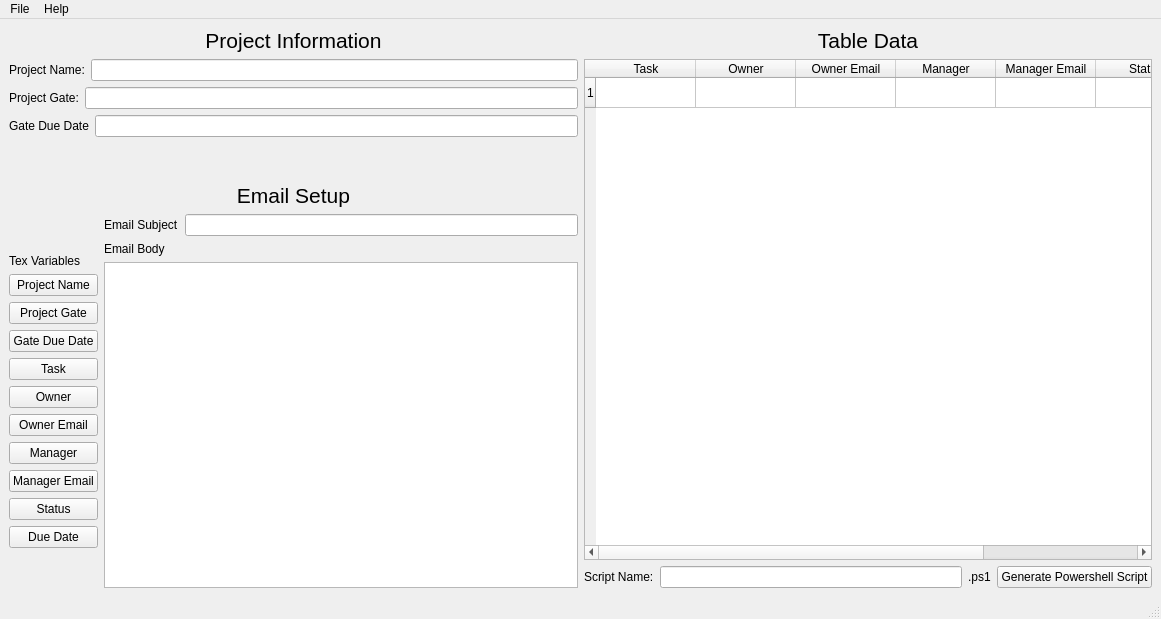
The window that PowerShell-Email-Generator/mainwindow.ui (fjpereny/PowerShell-Email-Generator) describes before a commit, drawn with Qt 5.
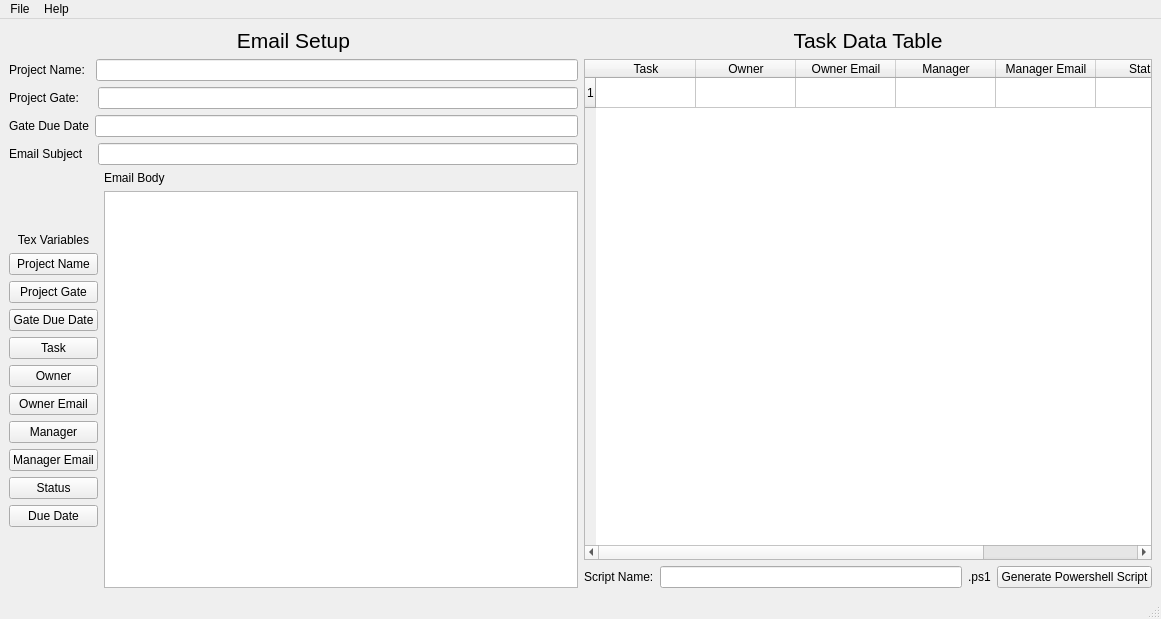
The same window after the commit.

Patch:
```diff
--- a/PowerShell-Email-Generator/mainwindow.ui
+++ b/PowerShell-Email-Generator/mainwindow.ui
@@ -18,8 +18,6 @@
     <item>
      <layout class="QVBoxLayout" name="verticalLayout_5">
       <item>
-       <layout class="QVBoxLayout" name="verticalLayout">
-        <item>
          <widget class="QLabel" name="label_11">
           <property name="font">
            <font>
@@ -27,15 +25,20 @@
            </font>
           </property>
           <property name="text">
-           <string>Project Information</string>
+         <string>Email Setup</string>
           </property>
           <property name="alignment">
            <set>Qt::AlignCenter</set>
           </property>
          </widget>
         </item>
+      <item>
+       <layout class="QVBoxLayout" name="verticalLayout">
         <item>
          <layout class="QHBoxLayout" name="horizontalLayout_2">
+          <property name="spacing">
+           <number>11</number>
+          </property>
           <item>
            <widget class="QLabel" name="label_3">
             <property name="text">
@@ -50,6 +53,9 @@
         </item>
         <item>
          <layout class="QHBoxLayout" name="horizontalLayout_3">
+          <property name="spacing">
+           <number>19</number>
+          </property>
           <item>
            <widget class="QLabel" name="label_4">
             <property name="text">
@@ -76,35 +82,24 @@
           </item>
          </layout>
         </item>
-       </layout>
-      </item>
       <item>
-       <spacer name="verticalSpacer_3">
-        <property name="orientation">
-         <enum>Qt::Vertical</enum>
-        </property>
-        <property name="sizeHint" stdset="0">
-         <size>
-          <width>20</width>
-          <height>40</height>
-         </size>
-        </property>
-       </spacer>
-      </item>
+         <layout class="QHBoxLayout" name="horizontalLayout_5">
+          <property name="spacing">
+           <number>14</number>
+          </property>
       <item>
-       <widget class="QLabel" name="label_9">
-        <property name="font">
-         <font>
-          <pointsize>16</pointsize>
-         </font>
-        </property>
+           <widget class="QLabel" name="label_8">
         <property name="text">
-         <string>Email Setup</string>
-        </property>
-        <property name="alignment">
-         <set>Qt::AlignCenter</set>
-        </property>
-       </widget>
+             <string>Email Subject</string>
+            </property>
+           </widget>
+          </item>
+          <item>
+           <widget class="QLineEdit" name="emailSubject"/>
+          </item>
+         </layout>
+        </item>
+       </layout>
       </item>
       <item>
        <layout class="QHBoxLayout" name="horizontalLayout_6">
@@ -128,6 +123,9 @@
             <property name="text">
              <string>Tex Variables</string>
             </property>
+            <property name="alignment">
+             <set>Qt::AlignCenter</set>
+            </property>
            </widget>
           </item>
           <item>
@@ -247,20 +245,6 @@
         </item>
         <item>
          <layout class="QVBoxLayout" name="verticalLayout_4">
-          <item>
-           <layout class="QHBoxLayout" name="horizontalLayout_5">
-            <item>
-             <widget class="QLabel" name="label_8">
-              <property name="text">
-               <string>Email Subject</string>
-              </property>
-             </widget>
-            </item>
-            <item>
-             <widget class="QLineEdit" name="emailSubject"/>
-            </item>
-           </layout>
-          </item>
           <item>
            <layout class="QVBoxLayout" name="verticalLayout_3">
             <item>
@@ -291,7 +275,7 @@
          </font>
         </property>
         <property name="text">
-         <string>Table Data</string>
+         <string>Task Data Table</string>
         </property>
         <property name="alignment">
          <set>Qt::AlignCenter</set>
```
Left out of the diff: 9 changed lines with no effect on the pictures. Lines whose indentation alone changed are shown as unchanged.
